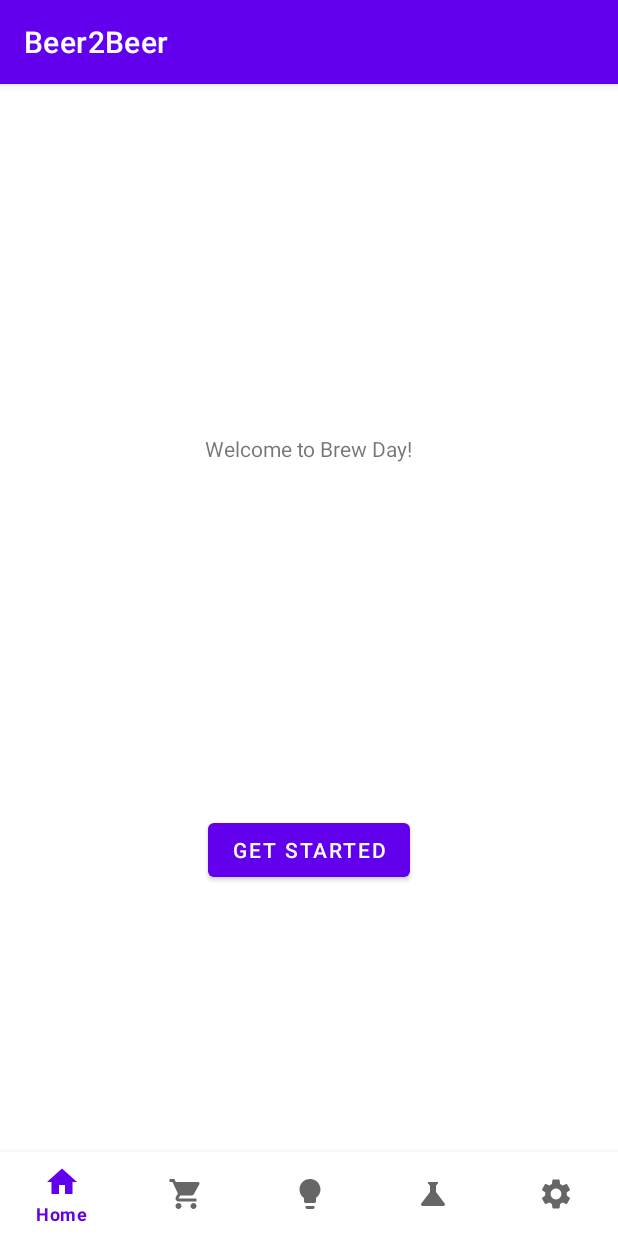
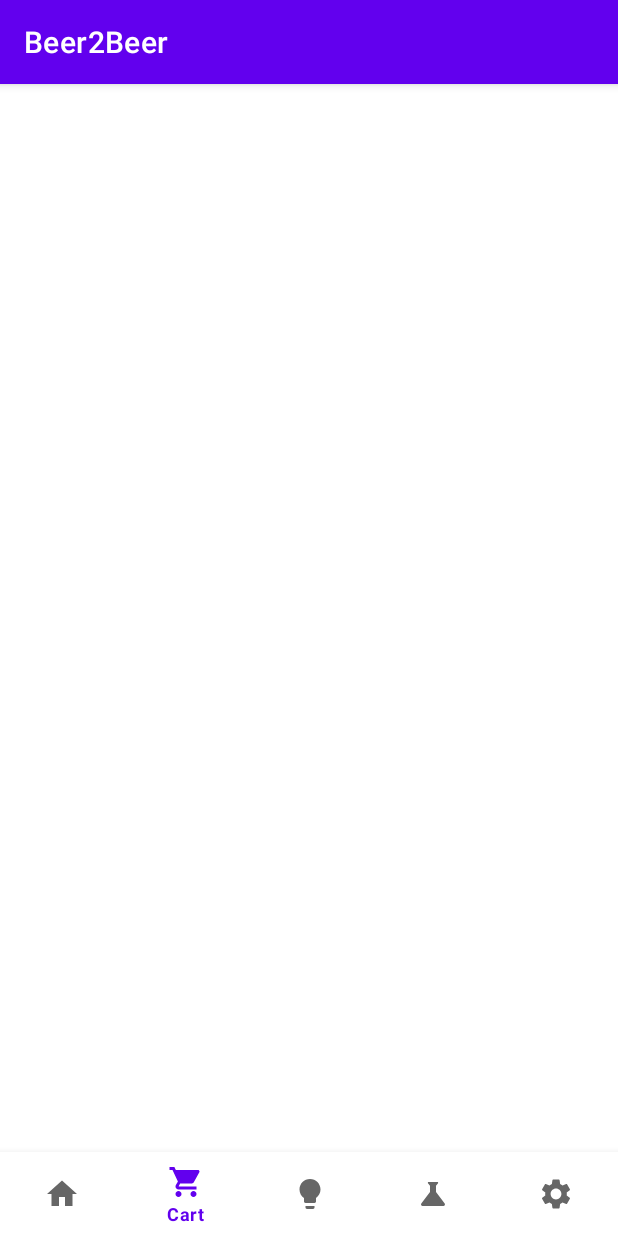
Before and after one commit to UnimibSoftEngCourse2022/progetto-birra-1-beer2beer, an Android app: the screen it shows after launch (MainActivity), item 2 of the bottom bar chosen, on a phone screen of 412 x 824 dp. Run offline under Robolectric (Android 15) with nearby library versions, the phone set to English and light mode, and no system bars; our stand-ins replace data binding, navigation-ui.

```diff
--- a/app/src/main/java/com/example/beer2beer/SharedViewModel.kt
+++ b/app/src/main/java/com/example/beer2beer/SharedViewModel.kt
@@ -1,24 +1,19 @@
 package com.example.beer2beer
 
 import androidx.lifecycle.ViewModel
-import androidx.navigation.NavController
 import androidx.navigation.fragment.NavHostFragment
-import androidx.navigation.ui.NavigationUI
+import androidx.navigation.ui.setupWithNavController
 import com.example.beer2beer.databinding.ActivityMainBinding
-import com.google.android.material.bottomnavigation.BottomNavigationView
 
 class SharedViewModel : ViewModel() {
 
-    public fun setupBottomNavigationView(activity: MainActivity, binding: ActivityMainBinding) {
+    fun setupBottomNavigationView(activity: MainActivity, binding: ActivityMainBinding) {
 
-        val bottomNavigationView: BottomNavigationView = binding.bottomNavigationView
+        val navHostFragment =
+            activity.supportFragmentManager.findFragmentById(R.id.navHostFragment) as NavHostFragment
+        val navController = navHostFragment.navController
 
-        val navHostFragment = (activity.supportFragmentManager
-            .findFragmentById(R.id.fragmentContainerView) as NavHostFragment)
-
-        val navController: NavController = navHostFragment.navController
-
-        NavigationUI.setupWithNavController(bottomNavigationView, navController)
+        binding.bottomNavigationView.setupWithNavController(navController)
     }
 
 }
--- a/app/src/main/res/layout/activity_main.xml
+++ b/app/src/main/res/layout/activity_main.xml
@@ -25,7 +25,7 @@
             app:layout_constraintStart_toStartOf="parent"/>
 
         <androidx.fragment.app.FragmentContainerView
-            android:id="@+id/fragmentContainerView"
+            android:id="@+id/navHostFragment"
             android:name="androidx.navigation.fragment.NavHostFragment"
             android:layout_width="match_parent"
             android:layout_height="match_parent"
--- a/app/src/main/res/navigation/nav_graph.xml
+++ b/app/src/main/res/navigation/nav_graph.xml
@@ -19,4 +19,37 @@
         android:name="com.example.beer2beer.fragments.GetStartedFragment"
         android:label="GetStartedFragment"
         tools:layout="@layout/fragment_get_started"/>
+
+
+    <!-- Main Fragments -->
+    <fragment
+        android:id="@+id/home"
+        android:name="com.example.beer2beer.fragments.HomeFragment"
+        android:label="@string/home"
+        tools:layout="@layout/fragment_home" />
+
+    <fragment
+        android:id="@+id/cart"
+        android:name="com.example.beer2beer.fragments.CartFragment"
+        android:label="@string/cart"
+        tools:layout="@layout/fragment_cart" />
+
+    <fragment
+        android:id="@+id/brew"
+        android:name="com.example.beer2beer.fragments.BrewFragment"
+        android:label="@string/brew"
+        tools:layout="@layout/fragment_brew" />
+
+    <fragment
+        android:id="@+id/recipes"
+        android:name="com.example.beer2beer.fragments.RecipesFragment"
+        android:label="@string/recipes"
+        tools:layout="@layout/fragment_recipes" />
+
+    <fragment
+        android:id="@+id/settings"
+        android:name="com.example.beer2beer.fragments.SettingsFragment"
+        android:label="@string/settings"
+        tools:layout="@layout/fragment_settings" />
+
 </navigation>
```
Also changed, not shown: app/src/main/res/navigation/bottom_navigation_graph.xml (deleted, +0 -39 lines).
